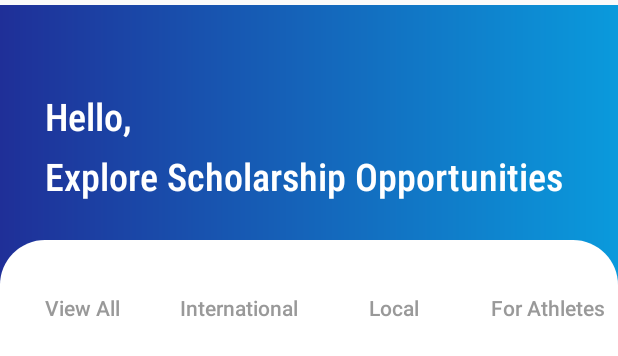
After one commit to SongJuN318/UniPaths, an Android app: the layout activity_scholarship_mainpage.xml on its own in the app's theme, with its tools: preview values and no code run, on a phone screen of 412 x 824 dp. The commit adds this screen. Shown: the top 356 px of the screen. Run offline under Robolectric (Android 15) with nearby library versions, the phone set to English and light mode, and no system bars.

Commit message:
initial designs

```diff
--- a/app/build.gradle
+++ b/app/build.gradle
@@ -5,12 +5,12 @@ plugins {
 
 android {
     namespace 'com.example.unipaths'
-    compileSdk 33
+    compileSdk 34
 
     defaultConfig {
         applicationId "com.example.unipaths"
         minSdk 24
-        targetSdk 33
+        targetSdk 34
         versionCode 1
         versionName "1.0"
 
--- /dev/null
+++ b/app/src/main/java/com/example/unipaths/Activities/ScholarshipPage.java
@@ -0,0 +1,4 @@
+package com.example.unipaths.Activities;
+
+public class ScholarshipPage {
+}
--- /dev/null
+++ b/app/src/main/res/layout/activity_scholarship_mainpage.xml
@@ -0,0 +1,125 @@
+<?xml version="1.0" encoding="utf-8"?>
+<androidx.constraintlayout.widget.ConstraintLayout xmlns:android="http://schemas.android.com/apk/res/android"
+    xmlns:app="http://schemas.android.com/apk/res-auto"
+    xmlns:tools="http://schemas.android.com/tools"
+    android:layout_width="match_parent"
+    android:layout_height="360dp">
+
+    <ImageView
+        android:id="@+id/imageView"
+        android:layout_width="match_parent"
+        android:layout_height="360dp"
+        android:layout_marginTop="3dp"
+        android:src="@drawable/background"
+        app:layout_constraintEnd_toEndOf="parent"
+        app:layout_constraintHorizontal_bias="0.0"
+        app:layout_constraintStart_toStartOf="parent"
+        app:layout_constraintTop_toTopOf="parent" />
+
+    <TextView
+        android:id="@+id/HelloUser"
+        android:layout_width="141dp"
+        android:layout_height="40dp"
+        android:layout_marginStart="30dp"
+        android:layout_marginTop="60dp"
+        android:fontFamily="sans-serif-condensed-medium"
+        android:text="@string/hello"
+        android:textColor="#FFFFFF"
+        android:textColorLink="#FFFFFF"
+        android:textSize="25sp"
+        app:layout_constraintStart_toStartOf="parent"
+        app:layout_constraintTop_toTopOf="parent" />
+
+    <TextView
+        android:id="@+id/ExploreScholars"
+        android:layout_width="wrap_content"
+        android:layout_height="wrap_content"
+        android:layout_marginStart="30dp"
+        android:fontFamily="sans-serif-condensed-medium"
+        android:text="@string/explore_scholarship_opportunities"
+        android:textColor="#FFFFFF"
+        android:textColorLink="#FFFFFF"
+        android:textSize="25sp"
+        app:layout_constraintStart_toStartOf="parent"
+        app:layout_constraintTop_toBottomOf="@+id/HelloUser" />
+
+    <View
+        android:id="@+id/BottomPart"
+        android:layout_width="match_parent"
+        android:layout_height="600dp"
+        android:layout_marginTop="160dp"
+        android:background="@drawable/signup_btn"
+        app:layout_constraintTop_toTopOf="parent"
+        tools:layout_editor_absoluteX="0dp" />
+
+    <HorizontalScrollView
+        android:layout_width="match_parent"
+        android:layout_height="50dp"
+        android:layout_marginStart="10dp"
+        android:layout_marginTop="20dp"
+        android:scrollbars="none"
+        app:layout_constraintStart_toStartOf="parent"
+        app:layout_constraintTop_toTopOf="@+id/BottomPart">
+
+        <LinearLayout
+            android:layout_width="wrap_content"
+            android:layout_height="match_parent"
+            android:orientation="horizontal">
+
+            <Button
+                android:layout_width="wrap_content"
+                android:layout_height="match_parent"
+                android:paddingHorizontal="20dp"
+                android:text="@string/view_all"
+                android:textColor="@color/grey"
+                android:background="@android:color/transparent"
+                android:textAllCaps="false"
+                />
+
+            <Button
+                android:layout_width="wrap_content"
+                android:layout_height="match_parent"
+                android:paddingHorizontal="20dp"
+                android:text="International"
+                android:textColor="@color/grey"
+                android:background="@android:color/transparent"
+                android:textAllCaps="false"
+                />
+
+            <Button
+                android:layout_width="wrap_content"
+                android:layout_height="match_parent"
+                android:paddingHorizontal="20dp"
+                android:text="Local"
+                android:textColor="@color/grey"
+                android:background="@android:color/transparent"
+                android:textAllCaps="false"
+                />
+
+            <Button
+                android:layout_width="wrap_content"
+                android:layout_height="match_parent"
+                android:paddingHorizontal="20dp"
+                android:text="For Athletes"
+                android:textColor="@color/grey"
+                android:background="@android:color/transparent"
+                android:textAllCaps="false"
+                />
+
+            <Button
+                android:layout_width="wrap_content"
+                android:layout_height="match_parent"
+                android:paddingHorizontal="20dp"
+                android:text="For Disabled Students"
+                android:textColor="@color/grey"
+                android:background="@android:color/transparent"
+                android:textAllCaps="false"
+                />
+
+
+
+        </LinearLayout>
+    </HorizontalScrollView>
+
+
+</androidx.constraintlayout.widget.ConstraintLayout>
--- a/app/src/main/res/values/colors.xml
+++ b/app/src/main/res/values/colors.xml
@@ -2,4 +2,6 @@
 <resources>
     <color name="black">#FF000000</color>
     <color name="white">#FFFFFFFF</color>
+    <color name="grey">#999999</color>
+    <color name="transparent">#00FFFFFF</color>
 </resources>
--- a/app/src/main/res/values/strings.xml
+++ b/app/src/main/res/values/strings.xml
@@ -10,6 +10,9 @@
     <string name="close">Close Navigation Drawer</string>
     <!-- TODO: Remove or change this placeholder text -->
     <string name="hello_blank_fragment">Hello blank fragment</string>
+    <string name="hello">Hello,</string>
+    <string name="explore_scholarship_opportunities">Explore Scholarship Opportunities</string>
+    <string name="view_all">View All</string>
 
 
 </resources>
```
